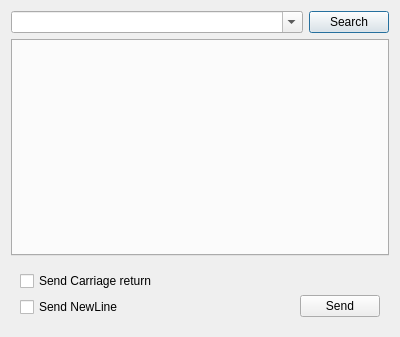
Qt form ComBombGui/fileclipboarddialog.ui (cdesjardins/ComBomb) before a commit.
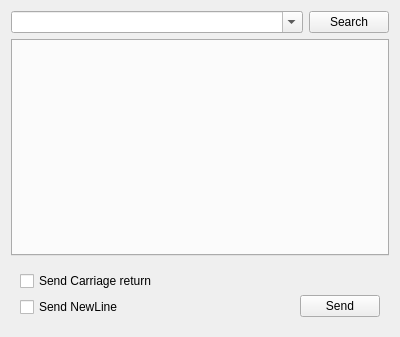
The same form after that commit. Custom widgets are drawn as their Qt base class.

Commit message: Fix floating file clipboard on linux

The edit to the form file:
```diff
--- a/ComBombGui/fileclipboarddialog.ui
+++ b/ComBombGui/fileclipboarddialog.ui
@@ -1,7 +1,7 @@
 <?xml version="1.0" encoding="UTF-8"?>
 <ui version="4.0">
  <class>FileClipboardDialog</class>
- <widget class="QDialog" name="FileClipboardDialog">
+ <widget class="QWidget" name="FileClipboardDialog">
   <property name="geometry">
    <rect>
     <x>0</x>
```
The commit also changes 5 other files.
